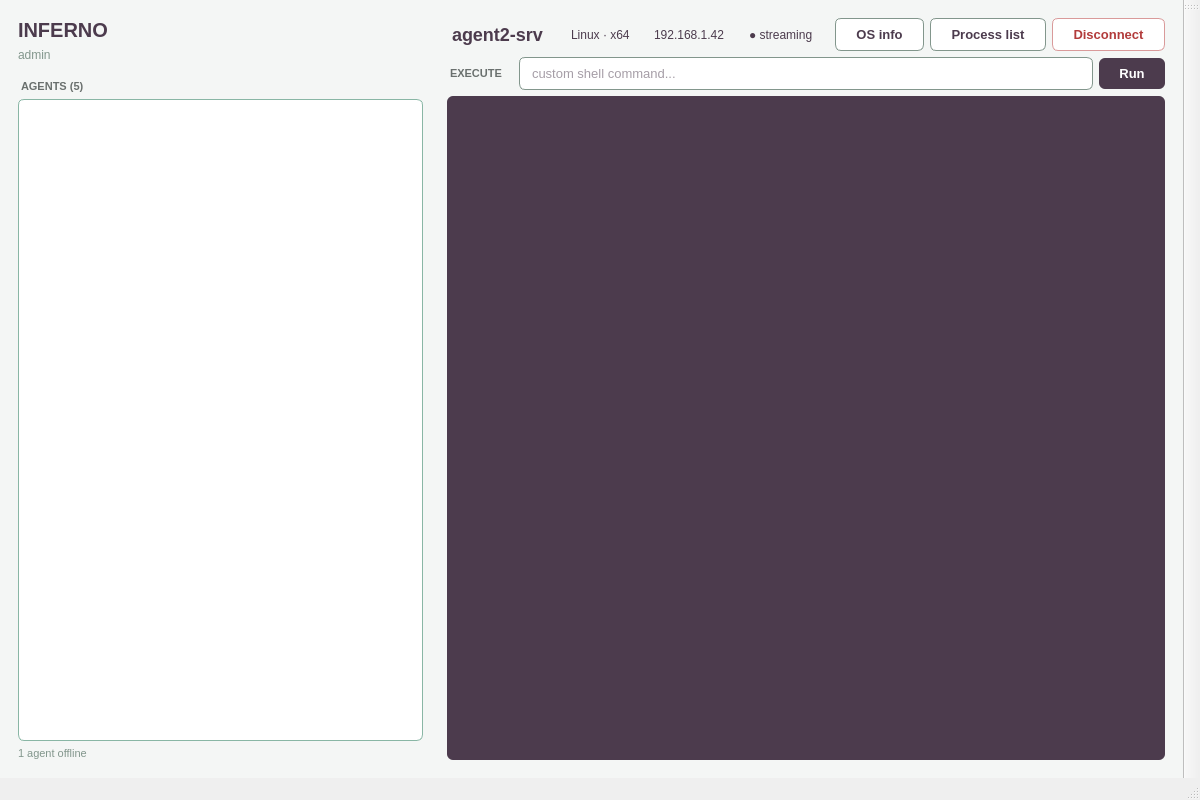
Old version of the form dashboard/mainwindow.ui in the repository Florence-Navet/inferno.
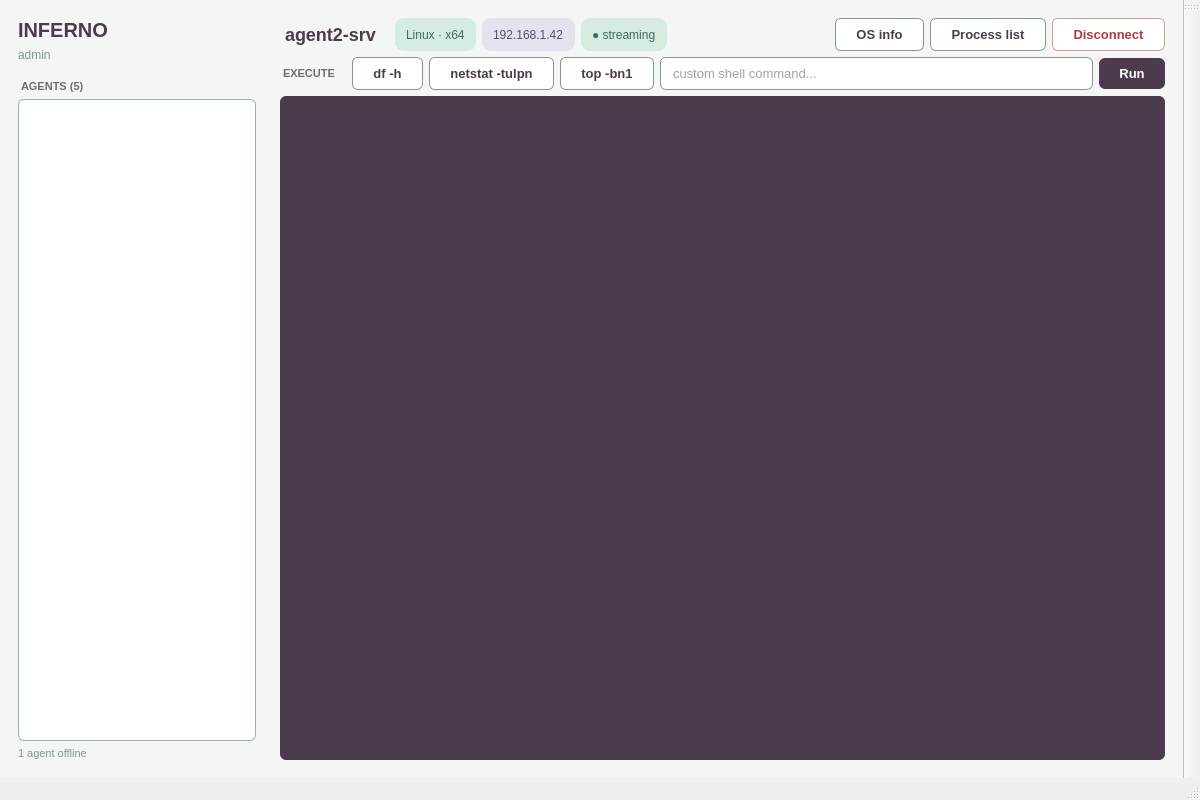
New version of the form.

Commit message: syle(dashboard): style header badges and spacing

```diff
--- a/dashboard/mainwindow.ui
+++ b/dashboard/mainwindow.ui
@@ -60,7 +60,7 @@
 QPushButton:pressed {
     background-color: #82968C;
 }
-QPushButton#osInfoButton, QPushButton#processListButton {
+QPushButton#osInfoButton, QPushButton#processListButton, QPushButton#presetDfButton, QPushButton#presetNetstatButton, QPushButton#presetTopButton {
     background-color: #ffffff;
     color: #4C3B4D;
     border: 1px solid #82968C;
@@ -115,10 +115,23 @@
 padding-right: 8px;
 }
 QLabel#osBadge, QLabel#ipBadge, QLabel#statusBadge {
-color: #4C3B4D;
 font-size: 12px;
-padding: 0px 6px;
-}QLabel#agentItemName {
+padding: 2px 8px;
+border-radius: 9px;
+}
+QLabel#osBadge {
+background-color: #d6ece1;
+color: #3f6b58;
+}
+QLabel#ipBadge {
+background-color: #e4e2ee;
+color: #52506b;
+}
+QLabel#statusBadge {
+background-color: #d6ece1;
+color: #3f6b58;
+}
+QLabel#agentItemName {
 color: #4C3B4D;
 font-size: 13px;
 }
@@ -210,6 +223,12 @@
                  <property name="orientation">
                   <enum>Qt::Horizontal</enum>
                  </property>
+                 <property name="sizeHint" stdset="0">
+                  <size>
+                   <width>180</width>
+                   <height>20</height>
+                  </size>
+                 </property>
                 </spacer>
                </item>
                <item>
@@ -245,6 +264,46 @@
                   </widget>
                  </item>
          <item>
+
+              <widget class="QPushButton" name="presetDfButton">
+               <property name="sizePolicy">
+                <sizepolicy hsizetype="Fixed" vsizetype="Fixed">
+                 <horstretch>0</horstretch>
+                 <verstretch>0</verstretch>
+                </sizepolicy>
+               </property>
+               <property name="text">
+                <string>df -h</string>
+               </property>
+              </widget>
+             </item>
+             <item>
+                       <widget class="QPushButton" name="presetNetstatButton">
+                        <property name="sizePolicy">
+                         <sizepolicy hsizetype="Fixed" vsizetype="Fixed">
+                          <horstretch>0</horstretch>
+                          <verstretch>0</verstretch>
+                         </sizepolicy>
+                        </property>
+                        <property name="text">
+                         <string>netstat -tulpn</string>
+                        </property>
+                       </widget>
+                      </item>
+                      <item>
+                       <widget class="QPushButton" name="presetTopButton">
+                        <property name="sizePolicy">
+                         <sizepolicy hsizetype="Fixed" vsizetype="Fixed">
+                          <horstretch>0</horstretch>
+                          <verstretch>0</verstretch>
+                         </sizepolicy>
+                        </property>
+                        <property name="text">
+                         <string>top -bn1</string>
+                        </property>
+                       </widget>
+                      </item>
+             <item>
           <widget class="QLineEdit" name="commandEdit">
            <property name="placeholderText">
             <string>custom shell command...</string>
```
Left out of the diff: 5 changed lines with no effect on the pictures. The commit also changes 1 other file.
